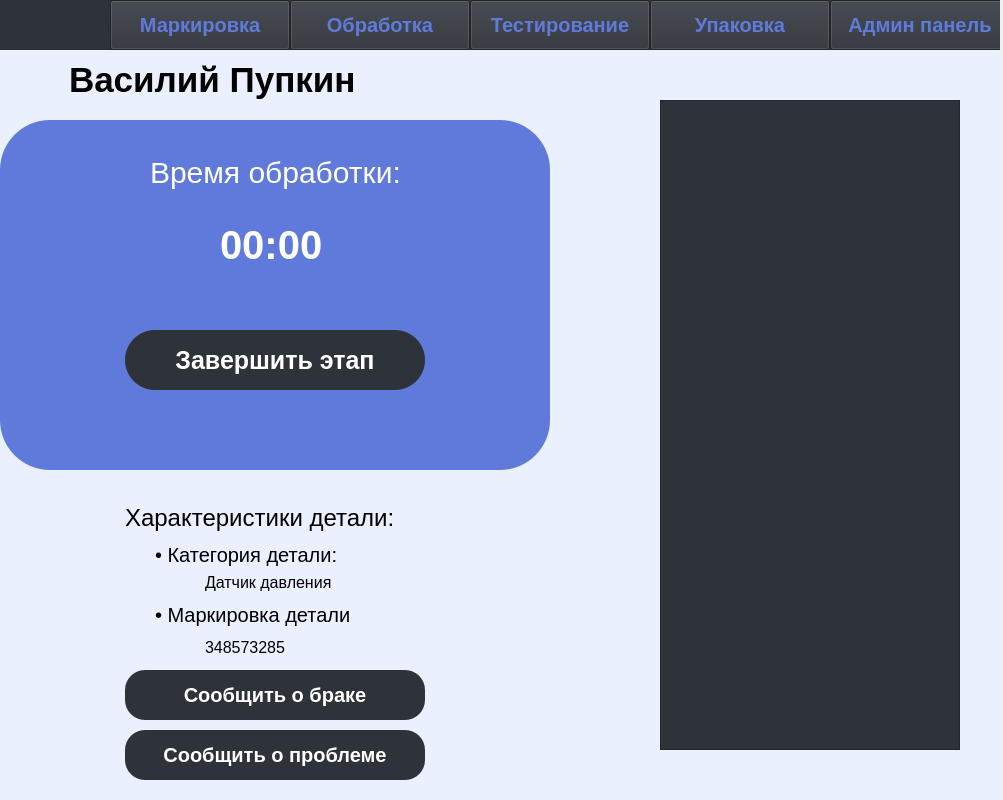
The window that GUI/Work.ui (damirian174/RFID-marks) describes before a commit, drawn with Qt 5.
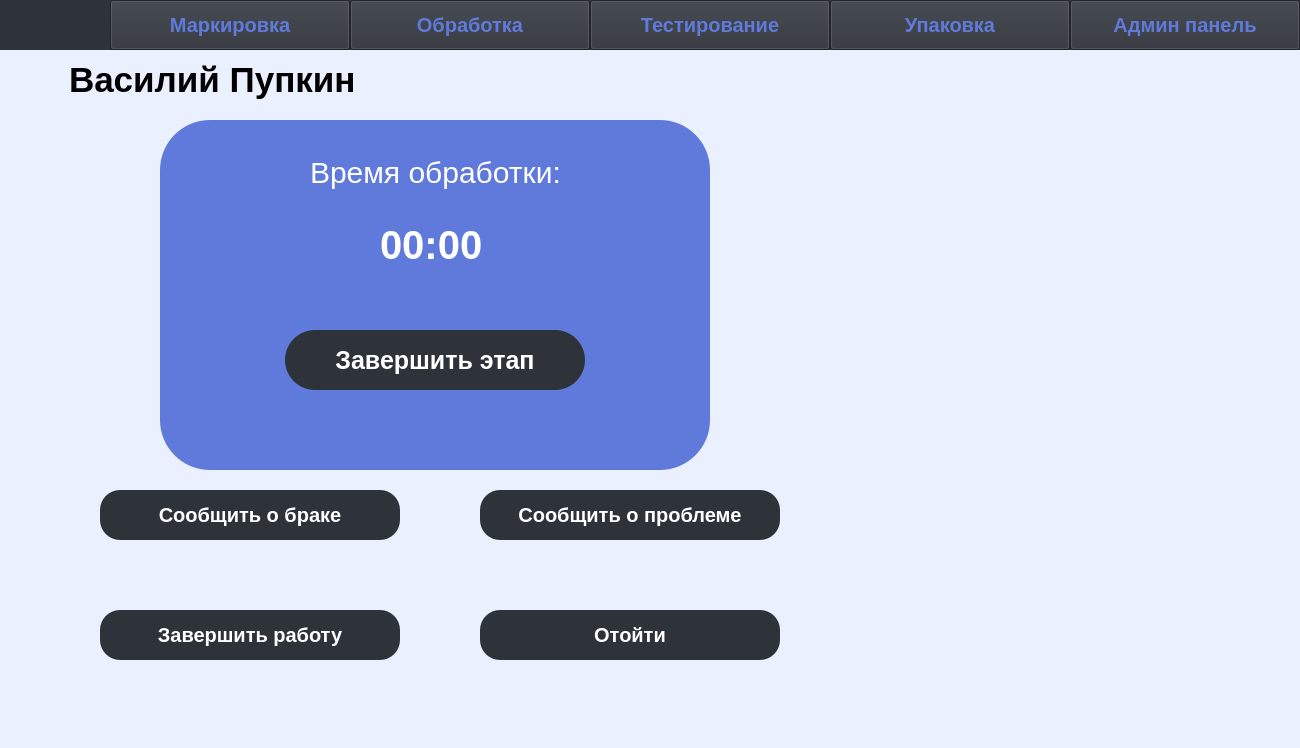
The same window after the commit. Icons and pictures are not drawn.

What changed in the file:
```diff
--- a/GUI/Work.ui
+++ b/GUI/Work.ui
@@ -6,8 +6,8 @@
    <rect>
     <x>0</x>
     <y>0</y>
-    <width>1003</width>
-    <height>800</height>
+    <width>1300</width>
+    <height>748</height>
    </rect>
   </property>
   <property name="windowTitle">
@@ -19,7 +19,7 @@
      <rect>
       <x>0</x>
       <y>0</y>
-      <width>1000</width>
+      <width>1300</width>
       <height>50</height>
      </rect>
     </property>
@@ -35,7 +35,7 @@
       <rect>
        <x>110</x>
        <y>0</y>
-       <width>180</width>
+       <width>240</width>
        <height>50</height>
       </rect>
      </property>
@@ -46,9 +46,9 @@
     <widget class="QPushButton" name="pushButton_2">
      <property name="geometry">
       <rect>
-       <x>470</x>
+       <x>590</x>
        <y>0</y>
-       <width>180</width>
+       <width>240</width>
        <height>50</height>
       </rect>
      </property>
@@ -62,35 +62,22 @@
     <widget class="QPushButton" name="pushButton_5">
      <property name="geometry">
       <rect>
-       <x>650</x>
-       <y>0</y>
-       <width>180</width>
-       <height>50</height>
-      </rect>
-     </property>
-     <property name="text">
-      <string>Упаковка</string>
-     </property>
-    </widget>
-    <widget class="QPushButton" name="pushButton_6">
-     <property name="geometry">
-      <rect>
        <x>830</x>
        <y>0</y>
-       <width>180</width>
+       <width>240</width>
        <height>50</height>
       </rect>
      </property>
      <property name="text">
-      <string>Админ панель</string>
+      <string>Упаковка</string>
      </property>
     </widget>
     <widget class="QPushButton" name="pushButton_8">
      <property name="geometry">
       <rect>
-       <x>290</x>
+       <x>350</x>
        <y>0</y>
-       <width>180</width>
+       <width>240</width>
        <height>50</height>
       </rect>
      </property>
@@ -124,45 +111,32 @@
       </property>
      </widget>
     </widget>
+    <widget class="QPushButton" name="pushButton_6">
+     <property name="geometry">
+      <rect>
+       <x>1070</x>
+       <y>0</y>
+       <width>230</width>
+       <height>50</height>
+      </rect>
+     </property>
+     <property name="text">
+      <string>Админ панель</string>
+     </property>
+    </widget>
    </widget>
    <widget class="QWidget" name="widget_2" native="true">
     <property name="geometry">
      <rect>
       <x>0</x>
       <y>50</y>
-      <width>1000</width>
+      <width>1300</width>
       <height>750</height>
      </rect>
     </property>
     <property name="styleSheet">
      <string notr="true">background-color: rgb(235, 240, 255);</string>
     </property>
-    <widget class="QWidget" name="widget_3" native="true">
-     <property name="geometry">
-      <rect>
-       <x>580</x>
-       <y>0</y>
-       <width>450</width>
-       <height>750</height>
-      </rect>
-     </property>
-     <property name="styleSheet">
-      <string notr="true">background-color: rgb(235, 240, 255);</string>
-     </property>
-     <widget class="QTableView" name="tableView">
-      <property name="geometry">
-       <rect>
-        <x>80</x>
-        <y>50</y>
-        <width>300</width>
-        <height>650</height>
-       </rect>
-      </property>
-      <property name="styleSheet">
-       <string notr="true">background-color: #2E3239;</string>
-      </property>
-     </widget>
-    </widget>
     <widget class="QWidget" name="widget_4" native="true">
      <property name="geometry">
       <rect>
@@ -195,7 +169,7 @@
     <widget class="QWidget" name="widget_5" native="true">
      <property name="geometry">
       <rect>
-       <x>0</x>
+       <x>160</x>
        <y>70</y>
        <width>550</width>
        <height>350</height>
@@ -261,135 +235,98 @@
       </property>
      </widget>
     </widget>
-    <widget class="QWidget" name="widget_6" native="true">
+    <widget class="QPushButton" name="pushButton_3">
      <property name="geometry">
       <rect>
-       <x>0</x>
-       <y>420</y>
-       <width>550</width>
-       <height>330</height>
+       <x>100</x>
+       <y>440</y>
+       <width>300</width>
+       <height>50</height>
       </rect>
      </property>
-     <widget class="QLabel" name="label_4">
-      <property name="geometry">
-       <rect>
-        <x>125</x>
-        <y>30</y>
-        <width>271</width>
-        <height>35</height>
-       </rect>
-      </property>
-      <property name="styleSheet">
-       <string notr="true">font: 24px;</string>
-      </property>
-      <property name="text">
-       <string>Характеристики детали:</string>
-      </property>
-     </widget>
-     <widget class="QLabel" name="label_5">
-      <property name="geometry">
-       <rect>
-        <x>155</x>
-        <y>70</y>
-        <width>181</width>
-        <height>30</height>
-       </rect>
-      </property>
-      <property name="styleSheet">
-       <string notr="true">font: 20px;</string>
-      </property>
-      <property name="text">
-       <string>• Категория детали:</string>
-      </property>
-     </widget>
-     <widget class="QLabel" name="label_6">
-      <property name="geometry">
-       <rect>
-        <x>205</x>
-        <y>100</y>
-        <width>130</width>
-        <height>25</height>
-       </rect>
-      </property>
-      <property name="styleSheet">
-       <string notr="true">font: 16px;</string>
-      </property>
-      <property name="text">
-       <string>Датчик давления</string>
-      </property>
-     </widget>
-     <widget class="QLabel" name="label_7">
-      <property name="geometry">
-       <rect>
-        <x>155</x>
-        <y>130</y>
-        <width>201</width>
-        <height>30</height>
-       </rect>
-      </property>
-      <property name="styleSheet">
-       <string notr="true">font: 20px;</string>
-      </property>
-      <property name="text">
-       <string>• Маркировка детали</string>
-      </property>
-     </widget>
-     <widget class="QLabel" name="label_8">
-      <property name="geometry">
-       <rect>
-        <x>205</x>
-        <y>165</y>
-        <width>91</width>
-        <height>25</height>
-       </rect>
-      </property>
-      <property name="styleSheet">
-       <string notr="true">font: 16px;</string>
-      </property>
-      <property name="text">
-       <string>348573285</string>
-      </property>
-     </widget>
-     <widget class="QPushButton" name="pushButton_3">
-      <property name="geometry">
-       <rect>
-        <x>125</x>
-        <y>200</y>
-        <width>300</width>
-        <height>50</height>
-       </rect>
-      </property>
-      <property name="styleSheet">
-       <string notr="true">background-color: #2E3239;
+     <property name="styleSheet">
+      <string notr="true">background-color: #2E3239;
 color: rgb(255, 255, 255);
 border-radius: 20px;
 font: 20px;
 font-weight: 700;</string>
-      </property>
-      <property name="text">
-       <string>Сообщить о браке</string>
-      </property>
-     </widget>
-     <widget class="QPushButton" name="pushButton_4">
-      <property name="geometry">
-       <rect>
-        <x>125</x>
-        <y>260</y>
-        <width>300</width>
-        <height>50</height>
-       </rect>
-      </property>
-      <property name="styleSheet">
-       <string notr="true">background-color: #2E3239;
+     </property>
+     <property name="text">
+      <string>Сообщить о браке</string>
+     </property>
+    </widget>
+    <widget class="QPushButton" name="pushButton_4">
+     <property name="geometry">
+      <rect>
+       <x>480</x>
+       <y>440</y>
+       <width>300</width>
+       <height>50</height>
+      </rect>
+     </property>
+     <property name="styleSheet">
+      <string notr="true">background-color: #2E3239;
 color: rgb(255, 255, 255);
 border-radius: 20px;
 font: 20px;
 font-weight: 700;</string>
-      </property>
-      <property name="text">
-       <string>Сообщить о проблеме</string>
-      </property>
-     </widget>
+     </property>
+     <property name="text">
+      <string>Сообщить о проблеме</string>
+     </property>
+    </widget>
+    <widget class="QPushButton" name="pushButton_9">
+     <property name="geometry">
+      <rect>
+       <x>100</x>
+       <y>560</y>
+       <width>300</width>
+       <height>50</height>
+      </rect>
+     </property>
+     <property name="styleSheet">
+      <string notr="true">background-color: #2E3239;
+color: rgb(255, 255, 255);
+border-radius: 20px;
+font: 20px;
+font-weight: 700;</string>
+     </property>
+     <property name="text">
+      <string>Завершить работу</string>
+     </property>
+    </widget>
+    <widget class="QPushButton" name="pushButton_10">
+     <property name="geometry">
+      <rect>
+       <x>480</x>
+       <y>560</y>
+       <width>300</width>
+       <height>50</height>
+      </rect>
+     </property>
+     <property name="styleSheet">
+      <string notr="true">background-color: #2E3239;
+color: rgb(255, 255, 255);
+border-radius: 20px;
+font: 20px;
+font-weight: 700;</string>
+     </property>
+     <property name="text">
+      <string>Отойти</string>
+     </property>
+    </widget>
+    <widget class="QWidget" name="widget_3" native="true">
+     <property name="geometry">
+      <rect>
+       <x>780</x>
+       <y>0</y>
+       <width>520</width>
+       <height>700</height>
+      </rect>
+     </property>
+     <property name="styleSheet">
+      <string notr="true">background-color: rgb(235, 240, 255);</string>
+     </property>
     </widget>
    </widget>
   </widget>
```
